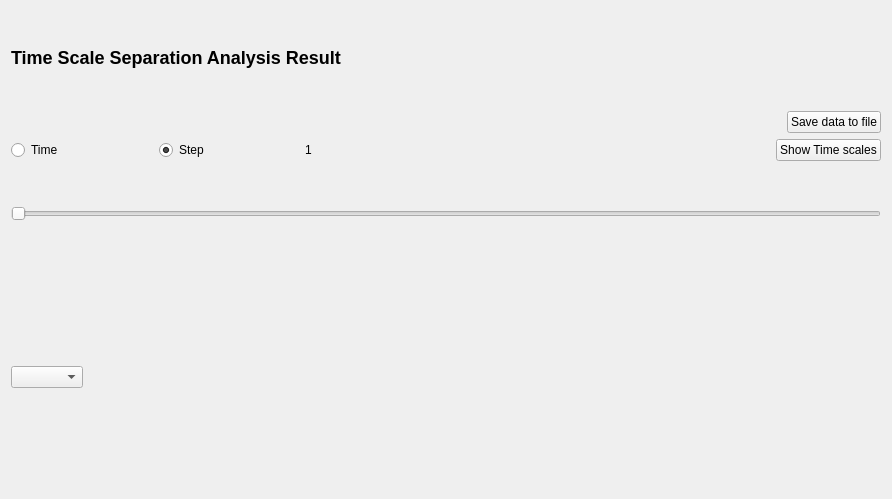
This is copasi/UI/CQTSSAResultSubWidget.ui in copasi/COPASI as Qt 5 draws it before an edit. The edited form follows.
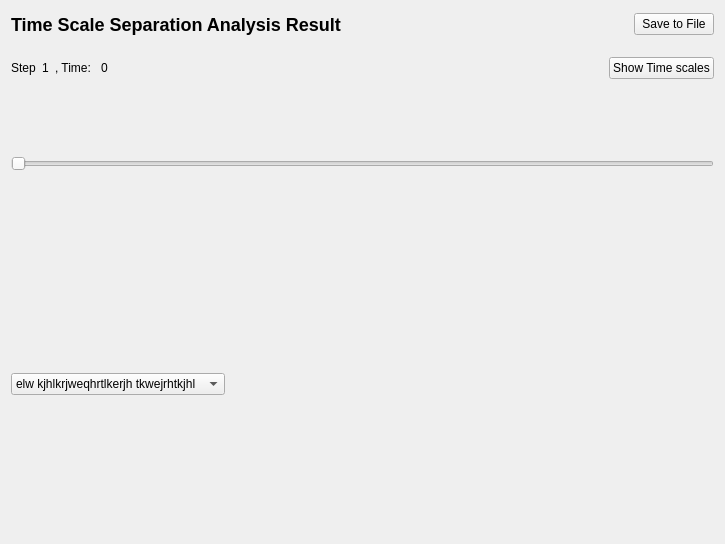
This is the edited form. Custom widgets are drawn as their Qt base class.

Commit message: Fixed the "Save result to file" button.

Patch:
```diff
--- a/copasi/UI/CQTSSAResultSubWidget.ui
+++ b/copasi/UI/CQTSSAResultSubWidget.ui
@@ -20,8 +20,8 @@
    <rect>
     <x>0</x>
     <y>0</y>
-    <width>892</width>
-    <height>499</height>
+    <width>725</width>
+    <height>544</height>
    </rect>
   </property>
   <property name="sizePolicy">
@@ -35,6 +35,8 @@
   </property>
   <layout class="QVBoxLayout" name="verticalLayout">
    <item>
+    <layout class="QHBoxLayout" name="horizontalLayout_3">
+     <item>
     <widget class="QLabel" name="mpLblResult">
      <property name="sizePolicy">
       <sizepolicy hsizetype="MinimumExpanding" vsizetype="Preferred">
@@ -52,8 +54,6 @@
     </widget>
    </item>
    <item>
-    <layout class="QGridLayout" name="gridLayout_2">
-     <item row="0" column="0">
       <spacer name="spacer">
        <property name="orientation">
         <enum>Qt::Horizontal</enum>
@@ -63,13 +63,13 @@
        </property>
        <property name="sizeHint" stdset="0">
         <size>
-         <width>608</width>
-         <height>20</height>
+         <width>138</width>
+         <height>27</height>
         </size>
        </property>
       </spacer>
      </item>
-     <item row="0" column="1">
+     <item>
       <widget class="QPushButton" name="ButtonSaveData">
        <property name="sizePolicy">
         <sizepolicy hsizetype="Minimum" vsizetype="Fixed">
@@ -78,7 +78,7 @@
         </sizepolicy>
        </property>
        <property name="text">
-        <string>Save data to file</string>
+        <string>Save to File</string>
        </property>
       </widget>
      </item>
@@ -87,64 +87,33 @@
    <item>
     <layout class="QHBoxLayout" name="horizontalLayout_2">
      <item>
-      <widget class="QRadioButton" name="mpButton1">
-       <property name="text">
-        <string>Time</string>
-       </property>
-       <property name="checked">
-        <bool>false</bool>
-       </property>
-      </widget>
-     </item>
-     <item>
-      <spacer name="spacer_3">
-       <property name="orientation">
-        <enum>Qt::Horizontal</enum>
-       </property>
-       <property name="sizeType">
-        <enum>QSizePolicy::Expanding</enum>
-       </property>
-       <property name="sizeHint" stdset="0">
-        <size>
-         <width>18</width>
-         <height>20</height>
-        </size>
-       </property>
-      </spacer>
-     </item>
-     <item>
-      <widget class="QRadioButton" name="mpButton2">
+      <widget class="QLabel" name="label">
        <property name="text">
         <string>Step</string>
        </property>
-       <property name="checked">
-        <bool>true</bool>
-       </property>
       </widget>
      </item>
      <item>
-      <spacer name="spacer_4">
-       <property name="orientation">
-        <enum>Qt::Horizontal</enum>
-       </property>
-       <property name="sizeType">
-        <enum>QSizePolicy::Expanding</enum>
-       </property>
-       <property name="sizeHint" stdset="0">
-        <size>
-         <width>18</width>
-         <height>20</height>
-        </size>
-       </property>
-      </spacer>
-     </item>
-     <item>
-      <widget class="QLabel" name="mpLabel">
+      <widget class="QLabel" name="mpLabelStep">
        <property name="text">
         <string>1</string>
        </property>
       </widget>
      </item>
+     <item>
+      <widget class="QLabel" name="label_2">
+       <property name="text">
+        <string>, Time: </string>
+       </property>
+      </widget>
+     </item>
+     <item>
+      <widget class="QLabel" name="mpLabelTime">
+       <property name="text">
+        <string>0</string>
+       </property>
+      </widget>
+     </item>
      <item>
       <spacer name="horizontalSpacer_3">
        <property name="orientation">
@@ -152,8 +121,8 @@
        </property>
        <property name="sizeHint" stdset="0">
         <size>
-         <width>458</width>
-         <height>20</height>
+         <width>298</width>
+         <height>48</height>
         </size>
        </property>
       </spacer>
@@ -219,7 +188,13 @@
    <item>
     <layout class="QHBoxLayout" name="horizontalLayout">
      <item>
-      <widget class="QComboBox" name="mpBox1"/>
+      <widget class="QComboBox" name="mpBox1">
+       <item>
+        <property name="text">
+         <string>elw kjhlkrjweqhrtlkerjh tkwejrhtkjhl</string>
+        </property>
+       </item>
+      </widget>
      </item>
      <item>
       <spacer name="horizontalSpacer_2">
```
Left out of the diff: 8 changed lines with no effect on the pictures. Lines whose indentation alone changed are shown as unchanged. The commit also changes 2 other files.
